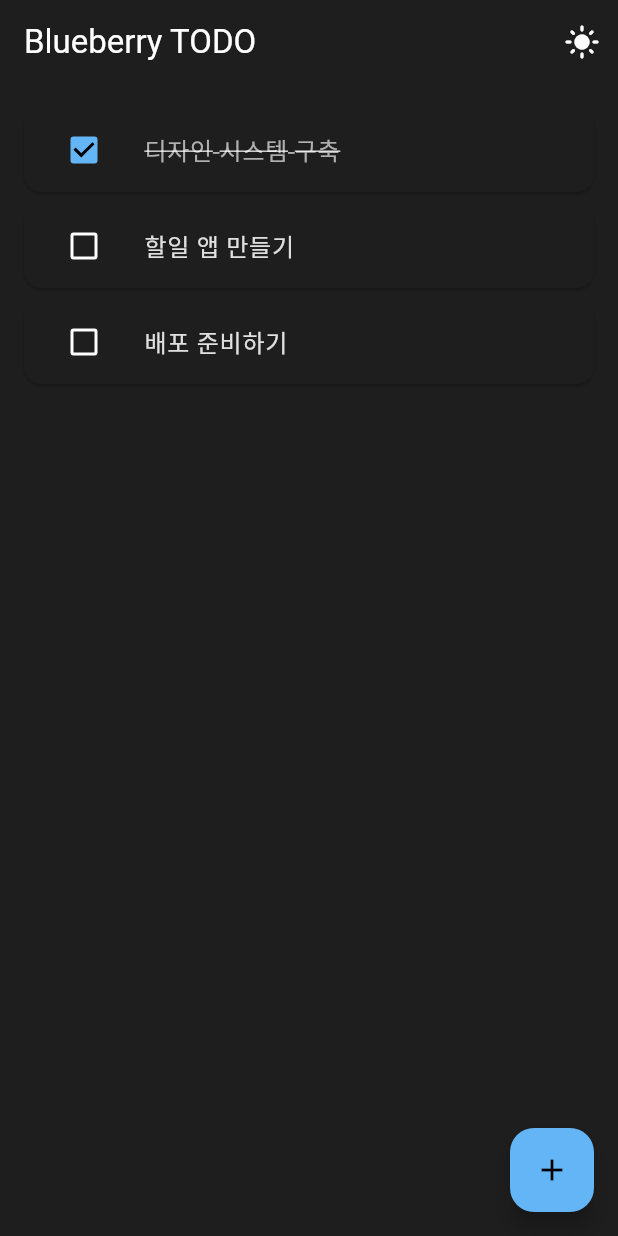
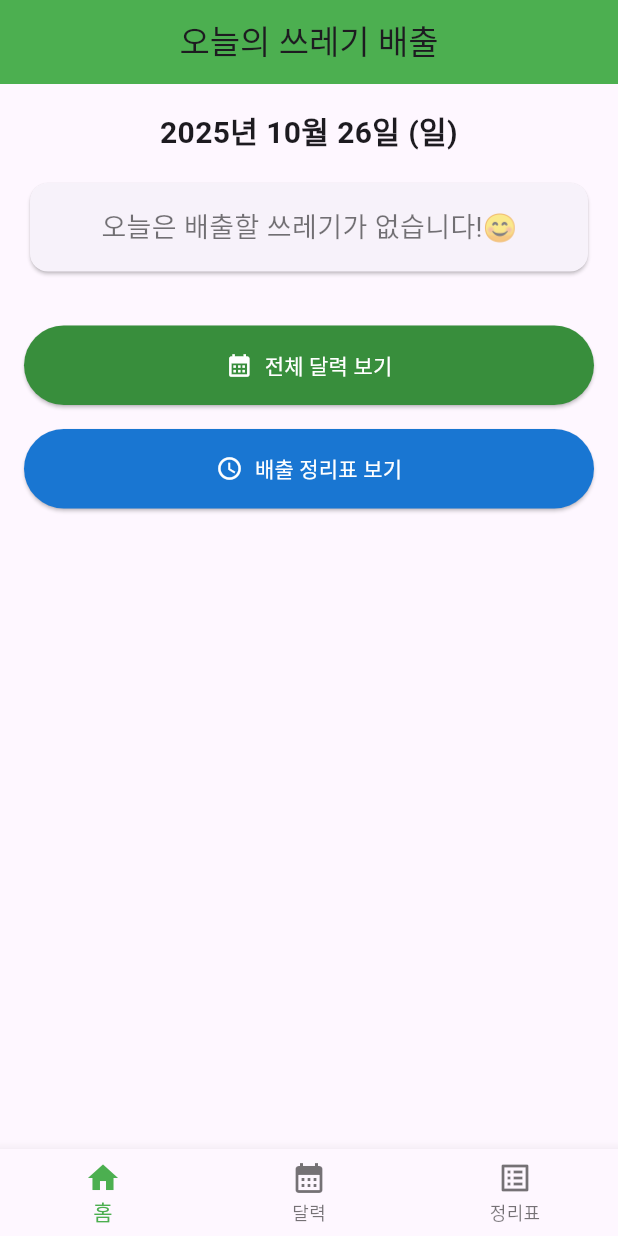
Before and after one commit to dnd0423/recycle-myhome, a Flutter app: the screen it shows after launch, on a phone screen of 412 x 824 dp. Run offline on Flutter 3.47's test engine with Material 3 defaults, Android fonts, the phone set to English and light mode, and no system bars; our stand-ins replace firebase_core, firebase_crashlytics, flutter_riverpod, table_calendar; accounts and stored records are empty; Roboto replaces fonts that are missing (Noto Sans KR).

Commit message:
이번 해커톤 최종 결과물 코드

```diff
--- /dev/null
+++ b/lib/features/screens/home_screen.dart
@@ -0,0 +1,94 @@
+import 'package:flutter/material.dart';
+import 'package:template/features/screens/calendar_screen.dart';
+import 'package:template/features/screens/schedule_screen.dart';
+import '../../widgets/garbage_list_card..dart';
+import '../../utils/garbage_schedule.dart';
+
+class HomeScreen extends StatelessWidget {
+  const HomeScreen({super.key});
+
+  @override
+  Widget build(BuildContext context) {
+    final today = DateTime.now();
+    final garbageList = GarbageSchedule.getGarbageForDate(today);
+
+    return Scaffold(
+      appBar: AppBar(
+        title: const Text("오늘의 쓰레기 배출"),
+        centerTitle: true,
+        backgroundColor: Colors.green,
+      ),
+      body: Padding(
+        padding: const EdgeInsets.all(16.0),
+        child: Column(
+          crossAxisAlignment: CrossAxisAlignment.stretch,
+          children: [
+            Text(
+              "${today.year}년 ${today.month}월 ${today.day}일 (${_weekdayToKorean(today.weekday)})",
+              textAlign: TextAlign.center,
+              style: const TextStyle(
+                fontSize: 20,
+                fontWeight: FontWeight.bold,
+              ),
+            ),
+            const SizedBox(height: 16),
+            GarbageListCard(garbageList: garbageList),
+            const SizedBox(height: 32),
+            ElevatedButton.icon(
+              onPressed: () {
+                Navigator.push(
+                  context,
+                  MaterialPageRoute(builder: (_) => const CalendarScreen()),
+                );
+              },
+              icon: const Icon(Icons.calendar_month),
+              label: const Text("전체 달력 보기"),
+              style: ElevatedButton.styleFrom(
+                backgroundColor: Colors.green.shade700,
+                foregroundColor: Colors.white,
+                padding: const EdgeInsets.symmetric(vertical: 16),
+              ),
+            ),
+            const SizedBox(height: 16),
+            ElevatedButton.icon(
+              onPressed: () {
+                Navigator.push(
+                  context,
+                  MaterialPageRoute(builder: (_) => const ScheduleScreen()),
+                );
+              },
+              icon: const Icon(Icons.schedule),
+              label: const Text("배출 정리표 보기"),
+              style: ElevatedButton.styleFrom(
+                backgroundColor: Colors.blue.shade700,
+                foregroundColor: Colors.white,
+                padding: const EdgeInsets.symmetric(vertical: 16),
+              ),
+            ),
+          ],
+        ),
+      ),
+    );
+  }
+
+  String _weekdayToKorean(int weekday) {
+    switch (weekday) {
+      case 1:
+        return "월";
+      case 2:
+        return "화";
+      case 3:
+        return "수";
+      case 4:
+        return "목";
+      case 5:
+        return "금";
+      case 6:
+        return "토";
+      case 7:
+        return "일";
+      default:
+        return "";
+    }
+  }
+}
--- /dev/null
+++ b/lib/features/screens/schedule_screen.dart
@@ -0,0 +1,41 @@
+import 'package:flutter/material.dart';
+
+class ScheduleScreen extends StatelessWidget {
+  const ScheduleScreen({super.key});
+
+  @override
+  Widget build(BuildContext context) {
+    final List<Map<String, String>> schedule = [
+      {"요일": "월 / 목", "종류": "일반 쓰레기 / 유해 쓰레기"},
+      {"요일": "화(1,3주)", "종류": "병 / 캔"},
+      {"요일": "화(2,4주)", "종류": "패트병 / 섬유류"},
+      {"요일": "수", "종류": "플라스틱 포장용기"},
+      {"요일": "수(2,4주)", "종류": "금속 / 종이(박스)"},
+    ];
+
+    return Scaffold(
+      appBar: AppBar(
+        title: const Text("배출 정리표"),
+        backgroundColor: Colors.blue,
+      ),
+      body: ListView.builder(
+        padding: const EdgeInsets.all(16),
+        itemCount: schedule.length,
+        itemBuilder: (context, index) {
+          final item = schedule[index];
+          return Card(
+            elevation: 3,
+            margin: const EdgeInsets.symmetric(vertical: 8),
+            child: ListTile(
+              title: Text(
+                item["요일"]!,
+                style: const TextStyle(fontWeight: FontWeight.bold),
+              ),
+              subtitle: Text(item["종류"]!),
+            ),
+          );
+        },
+      ),
+    );
+  }
+}
--- a/lib/features/todo/controllers/todo_controller.dart
+++ /dev/null
@@ -1,34 +0,0 @@
-import 'package:flutter_riverpod/flutter_riverpod.dart';
-
-import 'package:template/features/todo/models/todo.dart';
-
-/// 할일 리스트 상태 관리
-final todoControllerProvider = NotifierProvider<TodoController, List<Todo>>(
-  TodoController.new,
-);
-
-/// 할일 리스트 컨트롤러
-class TodoController extends Notifier<List<Todo>> {
-  @override
-  List<Todo> build() {
-    return [
-      const Todo('디자인 시스템 구축', isDone: true),
-      const Todo('할일 앱 만들기'),
-      const Todo('배포 준비하기'),
-    ];
-  }
-
-  /// 할일 추가
-  void addTodo(String title) {
-    final newTodos = List<Todo>.from(state);
-    newTodos.add(Todo(title));
-    state = newTodos;
-  }
-
-  /// 할일 완료 토글
-  void toggleTodo(int index) {
-    final updated = List<Todo>.from(state);
-    updated[index] = updated[index].toggle();
-    state = updated;
-  }
-}
--- a/lib/features/todo/models/todo.dart
+++ /dev/null
@@ -1,14 +0,0 @@
-/// 간단한 할일 항목 모델
-class Todo {
-  /// 할일 생성자
-  const Todo(this.title, {this.isDone = false});
-
-  /// 할일 제목
-  final String title;
-
-  /// 완료 여부
-  final bool isDone;
-
-  /// 완료 상태를 토글한 새로운 할일 반환
-  Todo toggle() => Todo(title, isDone: !isDone);
-}
--- a/lib/features/todo/screens/sample_screen.dart
+++ /dev/null
@@ -1,117 +0,0 @@
-import 'package:easy_localization/easy_localization.dart';
-import 'package:flutter/material.dart';
-import 'package:flutter_riverpod/flutter_riverpod.dart';
-import 'package:template/core/controllers/theme_controller.dart';
-import 'package:template/core/themes/app_colors.dart';
-import 'package:template/core/themes/app_typography.dart';
-import 'package:template/features/github/controllers/github_controller.dart';
-import 'package:template/features/todo/controllers/todo_controller.dart';
-
-/// 블루베리 템플릿 샘플 스크린
-class SampleScreen extends ConsumerWidget {
-  /// 생성자
-  const SampleScreen({super.key});
-
-  @override
-  Widget build(BuildContext context, WidgetRef ref) {
-    final isDark = ref.watch(themeControllerProvider) == ThemeMode.dark;
-    final todos = ref.watch(todoControllerProvider);
-    final githubRepositoryAsync = ref.watch(githubProvider);
-    final colors = context.colors;
-
-    return Scaffold(
-      appBar: AppBar(
-        title: githubRepositoryAsync.hasValue
-            ? Row(
-                mainAxisSize: MainAxisSize.min,
-                children: [
-                  Text(githubRepositoryAsync.value!.name),
-                  const SizedBox(width: 8),
-                  Row(
-                    children: [
-                      const Icon(Icons.star, size: 16),
-                      const SizedBox(width: 4),
-                      Text(
-                        '${githubRepositoryAsync.value!.stargazersCount}',
-                        style: const TextStyle(fontSize: 14),
-                      ),
-                    ],
-                  ),
-                ],
-              )
-            : Text('app_title'.tr()),
-        actions: [
-          IconButton(
-            icon: Icon(isDark ? Icons.light_mode : Icons.dark_mode),
-            onPressed: () =>
-                ref.read(themeControllerProvider.notifier).toggleTheme(),
-          ),
-        ],
-      ),
-      body: ListView.builder(
-        padding: const EdgeInsets.all(16),
-        itemCount: todos.length,
-        itemBuilder: (context, index) {
-          final todo = todos[index];
-          return Card(
-            margin: const EdgeInsets.only(bottom: 8),
-            child: ListTile(
-              leading: Checkbox(
-                value: todo.isDone,
-                onChanged: (_) {
-                  ref.read(todoControllerProvider.notifier).toggleTodo(index);
-                },
-              ),
-              title: Text(
-                todo.title,
-                style: AppTypography.body.copyWith(
-                  decoration: todo.isDone ? TextDecoration.lineThrough : null,
-                  color: todo.isDone
-                      ? colors.textSecondary
-                      : colors.textPrimary,
-                ),
-              ),
-            ),
-          );
-        },
-      ),
-      floatingActionButton: FloatingActionButton(
-        onPressed: () => _showAddDialog(context, ref),
-        child: const Icon(Icons.add),
-      ),
-    );
-  }
-
-  void _showAddDialog(BuildContext context, WidgetRef ref) {
-    final controller = TextEditingController();
-
-    showDialog(
-      context: context,
-      builder: (context) => AlertDialog(
-        title: Text('new_todo'.tr()),
-        content: TextField(
-          controller: controller,
-          decoration: InputDecoration(hintText: 'hint_enter_todo'.tr()),
-          autofocus: true,
-        ),
-        actions: [
-          TextButton(
-            onPressed: () => Navigator.pop(context),
-            child: Text('cancel'.tr()),
-          ),
-          FilledButton(
-            onPressed: () {
-              if (controller.text.trim().isNotEmpty) {
-                ref
-                    .read(todoControllerProvider.notifier)
-                    .addTodo(controller.text.trim());
-                Navigator.pop(context);
-              }
-            },
-            child: Text('add'.tr()),
-          ),
-        ],
-      ),
-    );
-  }
-}
--- a/lib/main.dart
+++ b/lib/main.dart
@@ -1,59 +1,59 @@
-import 'dart:async';
+import 'package:flutter/material.dart';
+import 'features/screens/home_screen.dart';
+import 'features/screens/calendar_screen.dart';
+import 'features/screens/schedule_screen.dart';
 
-import 'package:easy_localization/easy_localization.dart';
-import 'package:flutter/material.dart';
-import 'package:flutter_riverpod/flutter_riverpod.dart';
-import 'package:google_fonts/google_fonts.dart';
-import 'package:template/core/controllers/theme_controller.dart';
-import 'package:template/core/themes/app_theme.dart';
-import 'package:template/features/todo/screens/sample_screen.dart';
-import 'package:template/setup.dart';
-
-/// 앱 시작점
 void main() {
-  runZonedGuarded<Future<void>>(
-    () async {
-      // Flutter 바인딩 초기화
-      WidgetsFlutterBinding.ensureInitialized();
-      // 외부 서비스 초기화
-      await AppSetup.initialize();
-      // 다국어 지원 초기화
-      await EasyLocalization.ensureInitialized();
-      // Google Fonts 초기화
-      await GoogleFonts.pendingFonts();
-
-      runApp(
-        // Riverpod 및 EasyLocalization 설정
-        EasyLocalization(
-          supportedLocales: const [Locale('ko'), Locale('en')],
-          path: 'assets/translations',
-          fallbackLocale: const Locale('ko'),
-          child: const ProviderScope(child: MyApp()),
-        ),
-      );
-    },
-    AppSetup.handleZoneError,
-  );
+  runApp(const GarbageApp());
 }
 
-/// 앱의 루트 위젯
-class MyApp extends ConsumerWidget {
-  /// MyApp 생성자
-  const MyApp({super.key});
+class GarbageApp extends StatelessWidget {
+  const GarbageApp({super.key});
 
   @override
-  Widget build(BuildContext context, WidgetRef ref) {
-    final themeMode = ref.watch(themeControllerProvider);
-
+  Widget build(BuildContext context) {
     return MaterialApp(
-      title: 'Blueberry Template',
-      theme: AppTheme.lightTheme,
-      darkTheme: AppTheme.darkTheme,
-      themeMode: themeMode,
-      locale: context.locale,
-      supportedLocales: context.supportedLocales,
-      localizationsDelegates: context.localizationDelegates,
-      home: const SampleScreen(),
+      debugShowCheckedModeBanner: false,
+      title: 'Garbage Schedule',
+      theme: ThemeData(primarySwatch: Colors.green),
+      home: const MainNavigation(),
     );
   }
 }
+
+class MainNavigation extends StatefulWidget {
+  const MainNavigation({super.key});
+
+  @override
+  State<MainNavigation> createState() => _MainNavigationState();
+}
+
+class _MainNavigationState extends State<MainNavigation> {
+  int _selectedIndex = 0;
+
+  final List<Widget> _screens = const [
+    HomeScreen(),
+    CalendarScreen(),
+    ScheduleScreen(),
+  ];
+
+  @override
+  Widget build(BuildContext context) {
+    return Scaffold(
+      body: _screens[_selectedIndex],
+      bottomNavigationBar: BottomNavigationBar(
+        currentIndex: _selectedIndex,
+        selectedItemColor: Colors.green,
+        onTap: (index) => setState(() => _selectedIndex = index),
+        items: const [
+          BottomNavigationBarItem(icon: Icon(Icons.home), label: '홈'),
+          BottomNavigationBarItem(
+            icon: Icon(Icons.calendar_month),
+            label: '달력',
+          ),
+          BottomNavigationBarItem(icon: Icon(Icons.list_alt), label: '정리표'),
+        ],
+      ),
+    );
+  }
+}
--- /dev/null
+++ b/lib/utils/garbage_schedule.dart
@@ -0,0 +1,38 @@
+class GarbageSchedule {
+  /// 해당 날짜에 배출되는 쓰레기 종류 리스트 반환
+  /// 예: ["플라스틱 포장용기", "금속 / 종이(박스)"]
+  static List<String> getGarbageForDate(DateTime date) {
+    final weekday = date.weekday; // 월=1 ... 일=7
+    final day = date.day;
+    final weekOfMonth = ((day - 1) ~/ 7) + 1;
+
+    List<String> result = [];
+
+    if (weekday == DateTime.monday || weekday == DateTime.thursday) {
+      result.add("일반 쓰레기 / 유해 쓰레기");
+    }
+    if (weekday == DateTime.wednesday) {
+      result.add("플라스틱 포장용기");
+      if (weekOfMonth == 2 || weekOfMonth == 4) {
+        result.add("금속 / 종이(박스)");
+      }
+    }
+    if (weekday == DateTime.tuesday) {
+      if (weekOfMonth == 1 || weekOfMonth == 3) {
+        result.add("병 / 캔");
+      }
+      if (weekOfMonth == 2 || weekOfMonth == 4) {
+        result.add("패트병 / 섬유류");
+      }
+    }
+
+    return result;
+  }
+
+  /// 요일 이름(한국어) 반환
+  static String weekdayName(int weekday) {
+    const names = ["월요일", "화요일", "수요일", "목요일", "금요일", "토요일", "일요일"];
+    if (weekday < 1 || weekday > 7) return "";
+    return names[weekday - 1];
+  }
+}
--- /dev/null
+++ b/lib/widgets/garbage_list_card..dart
@@ -0,0 +1,76 @@
+import 'package:flutter/material.dart';
+
+class GarbageListCard extends StatelessWidget {
+  // 이제 이 위젯은 쓰레기 종류의 리스트를 받습니다.
+  final List<String> garbageList;
+
+  const GarbageListCard({
+    super.key,
+    required this.garbageList, // 생성자가 List<String>을 받도록 수정됨
+  });
+
+  @override
+  Widget build(BuildContext context) {
+    // 1. 배출할 쓰레기가 없을 경우
+    if (garbageList.isEmpty) {
+      return const Card(
+        shape: RoundedRectangleBorder(
+          borderRadius: BorderRadius.all(Radius.circular(12)),
+        ),
+        child: Padding(
+          padding: EdgeInsets.all(16.0),
+          child: Center(
+            child: Text(
+              "오늘은 배출할 쓰레기가 없습니다!😊",
+              style: TextStyle(fontSize: 18, color: Colors.black54),
+            ),
+          ),
+        ),
+      );
+    }
+
+    // 2. 배출할 쓰레기가 있을 경우: Column에 여러 항목을 표시
+    return Column(
+      crossAxisAlignment: CrossAxisAlignment.stretch,
+      // 리스트의 각 항목(쓰레기 종류)을 위젯으로 변환하여 children에 넣습니다.
+      children: garbageList
+          .map((type) => _buildGarbageItem(type, context))
+          .toList(),
+    );
+  }
+
+  // 개별 쓰레기 항목을 표시하는 위젯 (이 부분이 기존 GarbageCard의 역할 일부를 수행)
+  Widget _buildGarbageItem(String type, BuildContext context) {
+    return Card(
+      color: Colors.green.shade50.withOpacity(0.8), // 배경색
+      shape: RoundedRectangleBorder(borderRadius: BorderRadius.circular(12)),
+      margin: const EdgeInsets.only(bottom: 8), // 항목 사이에 간격 추가
+      child: ListTile(
+        leading: CircleAvatar(
+          backgroundColor: Colors.green,
+          child: Icon(
+            _getIconForType(type),
+            color: Colors.white,
+          ), // 아이콘을 동적으로 설정
+        ),
+        title: Text(
+          type,
+          style: const TextStyle(fontWeight: FontWeight.bold),
+        ),
+        subtitle: const Text('오늘 18시까지 배출해 주세요.'),
+        trailing: const Icon(Icons.check_circle_outline, color: Colors.green),
+      ),
+    );
+  }
+
+  // 쓰레기 종류에 따라 다른 아이콘을 반환하는 함수 (예시)
+  IconData _getIconForType(String type) {
+    if (type.contains("일반")) return Icons.delete;
+    if (type.contains("플라스틱") || type.contains("패트병")) return Icons.recycling;
+    if (type.contains("금속") || type.contains("캔"))
+      return Icons.widgets_outlined;
+    if (type.contains("종이")) return Icons.description;
+    if (type.contains("병")) return Icons.recycling;
+    return Icons.delete_outline;
+  }
+}
--- a/pubspec.yaml
+++ b/pubspec.yaml
@@ -23,6 +23,8 @@ dependencies:
   pedantic_mono: ^1.34.0
   http: ^1.5.0
 
+  table_calendar: ^3.0.0
+
 dev_dependencies:
   flutter_test:
     sdk: flutter
```
Also changed, not shown: lib/features/screens/calendar_screen.dart (added, +22 -0 lines), 1 other file.
